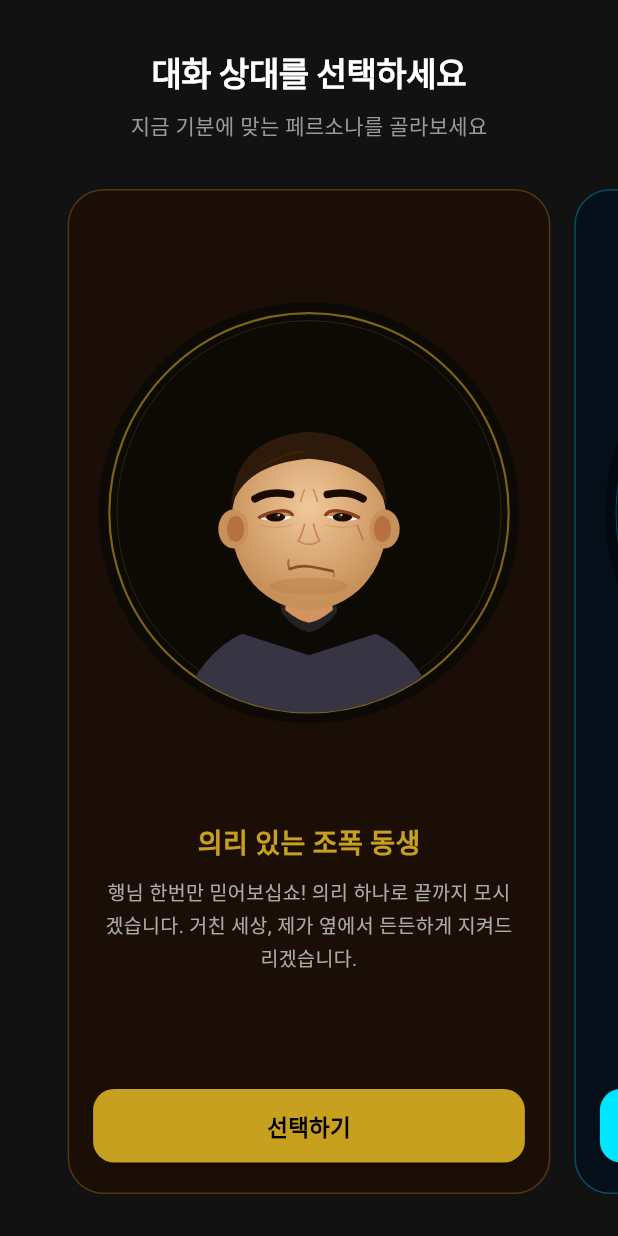
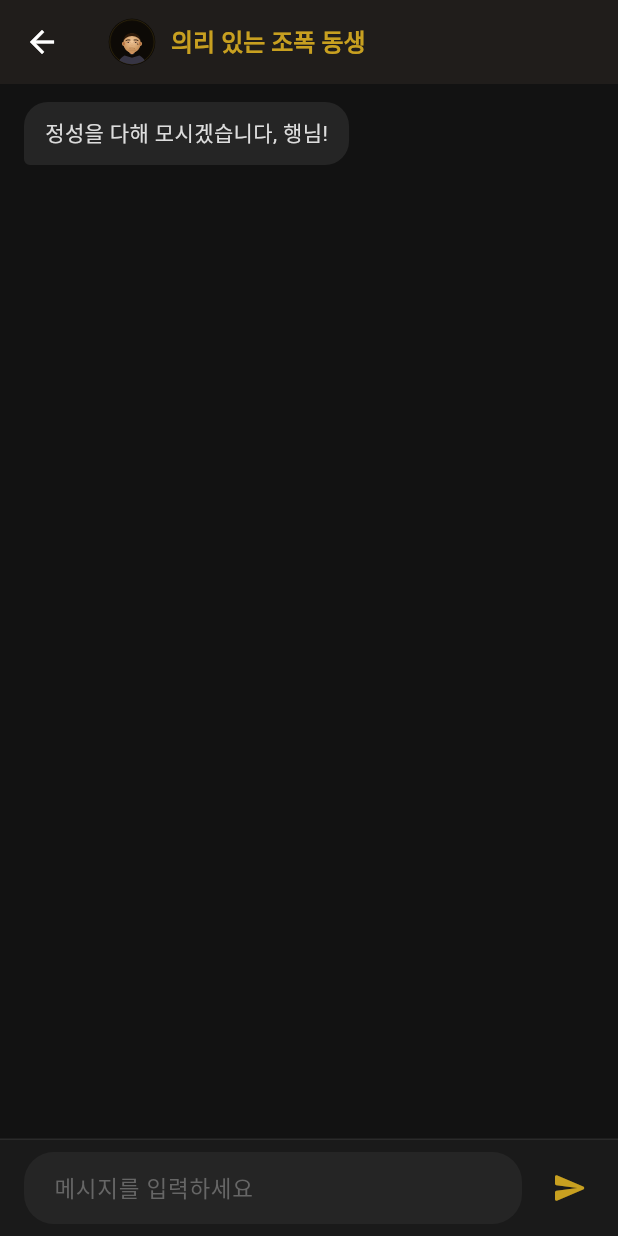
Before and after one commit to UOS0x66/emoti-place, a Flutter app: the PersonaSelectionScreen screen opened directly, after a tap on "선택하기", on a phone screen of 412 x 824 dp. Run offline on Flutter 3.47's test engine with Material 3 defaults, Android fonts, the phone set to English and light mode, and no system bars; our stand-ins replace flutter_svg, permission_handler; Roboto replaces fonts that are missing (Pretendard).

Commit message:
feat: add chat screen UI (backend not yet connected)
- Create chat screen with message bubbles, input field, and send button
- Display persona icon and name in app bar
- Add mock greeting and response per persona
- Connect persona selection "선택하기" button to chat screen
- Update auto-generated plugin registrant files

Co-Authored-By: Claude Opus 4.6 (1M context) <noreply@anthropic.com>

```diff
--- /dev/null
+++ b/frontend/lib/screens/chat_screen.dart
@@ -0,0 +1,247 @@
+import 'package:flutter/material.dart';
+import 'package:flutter_svg/flutter_svg.dart';
+
+class ChatScreen extends StatefulWidget {
+  final String personaName;
+  final String personaAsset;
+  final Color accentColor;
+
+  const ChatScreen({
+    super.key,
+    required this.personaName,
+    required this.personaAsset,
+    required this.accentColor,
+  });
+
+  @override
+  State<ChatScreen> createState() => _ChatScreenState();
+}
+
+class _ChatScreenState extends State<ChatScreen> {
+  final _messageController = TextEditingController();
+  final _scrollController = ScrollController();
+  final List<_ChatMessage> _messages = [];
+
+  @override
+  void initState() {
+    super.initState();
+    // 페르소나 첫 인사
+    _addPersonaMessage(_getGreeting());
+  }
+
+  String _getGreeting() {
+    if (widget.personaName.contains('조폭')) {
+      return '정성을 다해 모시겠습니다, 행님!';
+    } else if (widget.personaName.contains('로봇')) {
+      return '시스템 준비 완료, 당신 이야기, 수신 대기';
+    } else {
+      return '아가, 힘든 일있으믄 할미한테 속시원히 털어나';
+    }
+  }
+
+  void _addPersonaMessage(String text) {
+    setState(() {
+      _messages.add(_ChatMessage(text: text, isUser: false));
+    });
+    _scrollToBottom();
+  }
+
+  void _sendMessage() {
+    final text = _messageController.text.trim();
+    if (text.isEmpty) return;
+
+    setState(() {
+      _messages.add(_ChatMessage(text: text, isUser: true));
+    });
+    _messageController.clear();
+    _scrollToBottom();
+
+    // TODO: 백엔드 LLM API 호출 후 응답 받기
+    Future.delayed(const Duration(milliseconds: 800), () {
+      _addPersonaMessage(_getMockResponse());
+    });
+  }
+
+  String _getMockResponse() {
+    if (widget.personaName.contains('조폭')) {
+      return '행님, 저만 믿으십쇼! 제가 좋은 데 알아보겠습니다.';
+    } else if (widget.personaName.contains('로봇')) {
+      return '입력 수신. 감정 파라미터 분석 중. 잠시 대기.';
+    } else {
+      return '아이고, 그런 일이 있었구나. 할미가 다 들어줄께.';
+    }
+  }
+
+  void _scrollToBottom() {
+    WidgetsBinding.instance.addPostFrameCallback((_) {
+      if (_scrollController.hasClients) {
+        _scrollController.animateTo(
+          _scrollController.position.maxScrollExtent,
+          duration: const Duration(milliseconds: 300),
+          curve: Curves.easeOut,
+        );
+      }
+    });
+  }
+
+  @override
+  void dispose() {
+    _messageController.dispose();
+    _scrollController.dispose();
+    super.dispose();
+  }
+
+  @override
+  Widget build(BuildContext context) {
+    return Scaffold(
+      backgroundColor: const Color(0xFF121212),
+      appBar: AppBar(
+        backgroundColor: const Color(0xFF1A1A1A),
+        foregroundColor: Colors.white,
+        elevation: 1,
+        leading: IconButton(
+          icon: const Icon(Icons.arrow_back),
+          onPressed: () => Navigator.of(context).pop(),
+        ),
+        title: Row(
+          children: [
+            SizedBox(
+              width: 32,
+              height: 32,
+              child: ClipOval(
+                child: SvgPicture.asset(
+                  widget.personaAsset,
+                  fit: BoxFit.cover,
+                ),
+              ),
+            ),
+            const SizedBox(width: 10),
+            Text(
+              widget.personaName,
+              style: TextStyle(
+                fontSize: 16,
+                fontWeight: FontWeight.w600,
+                color: widget.accentColor,
+              ),
+            ),
+          ],
+        ),
+      ),
+      body: Column(
+        children: [
+          // 채팅 메시지 영역
+          Expanded(
+            child: ListView.builder(
+              controller: _scrollController,
+              padding: const EdgeInsets.symmetric(horizontal: 16, vertical: 12),
+              itemCount: _messages.length,
+              itemBuilder: (context, index) {
+                final message = _messages[index];
+                return _MessageBubble(
+                  message: message,
+                  accentColor: widget.accentColor,
+                );
+              },
+            ),
+          ),
+
+          // 입력 영역
+          Container(
+            padding: const EdgeInsets.fromLTRB(16, 8, 8, 8),
+            decoration: const BoxDecoration(
+              color: Color(0xFF1A1A1A),
+              border: Border(
+                top: BorderSide(color: Color(0xFF2A2A2A), width: 1),
+              ),
+            ),
+            child: SafeArea(
+              top: false,
+              child: Row(
+                children: [
+                  Expanded(
+                    child: TextField(
+                      controller: _messageController,
+                      style: const TextStyle(color: Colors.white, fontSize: 15),
+                      maxLines: 4,
+                      minLines: 1,
+                      decoration: InputDecoration(
+                        hintText: '메시지를 입력하세요',
+                        hintStyle: const TextStyle(color: Color(0xFF666666)),
+                        filled: true,
+                        fillColor: const Color(0xFF252525),
+                        contentPadding: const EdgeInsets.symmetric(
+                          horizontal: 16,
+                          vertical: 10,
+                        ),
+                        border: OutlineInputBorder(
+                          borderRadius: BorderRadius.circular(20),
+                          borderSide: BorderSide.none,
+                        ),
+                      ),
+                      onSubmitted: (_) => _sendMessage(),
+                    ),
+                  ),
+                  const SizedBox(width: 8),
+                  IconButton(
+                    onPressed: _sendMessage,
+                    icon: Icon(
+                      Icons.send_rounded,
+                      color: widget.accentColor,
+                    ),
+                  ),
+                ],
+              ),
+            ),
+          ),
+        ],
+      ),
+    );
+  }
+}
+
+class _ChatMessage {
+  final String text;
+  final bool isUser;
+
+  const _ChatMessage({required this.text, required this.isUser});
+}
+
+class _MessageBubble extends StatelessWidget {
+  final _ChatMessage message;
+  final Color accentColor;
+
+  const _MessageBubble({required this.message, required this.accentColor});
+
+  @override
+  Widget build(BuildContext context) {
+    return Align(
+      alignment: message.isUser ? Alignment.centerRight : Alignment.centerLeft,
+      child: Container(
+        margin: const EdgeInsets.only(bottom: 10),
+        padding: const EdgeInsets.symmetric(horizontal: 14, vertical: 10),
+        constraints: BoxConstraints(
+          maxWidth: MediaQuery.of(context).size.width * 0.75,
+        ),
+        decoration: BoxDecoration(
+          color: message.isUser
+              ? accentColor.withValues(alpha: 0.2)
+              : const Color(0xFF252525),
+          borderRadius: BorderRadius.only(
+            topLeft: const Radius.circular(16),
+            topRight: const Radius.circular(16),
+            bottomLeft: Radius.circular(message.isUser ? 16 : 4),
+            bottomRight: Radius.circular(message.isUser ? 4 : 16),
+          ),
+        ),
+        child: Text(
+          message.text,
+          style: TextStyle(
+            fontSize: 14,
+            height: 1.5,
+            color: message.isUser ? Colors.white : const Color(0xFFDDDDDD),
+          ),
+        ),
+      ),
+    );
+  }
+}
--- a/frontend/lib/screens/persona_selection_screen.dart
+++ b/frontend/lib/screens/persona_selection_screen.dart
@@ -1,5 +1,6 @@
 import 'package:flutter/material.dart';
 import 'package:flutter_svg/flutter_svg.dart';
+import 'chat_screen.dart';
 
 class PersonaSelectionScreen extends StatelessWidget {
   const PersonaSelectionScreen({super.key});
@@ -155,7 +156,15 @@ class _PersonaCard extends StatelessWidget {
                 width: double.infinity,
                 child: ElevatedButton(
                   onPressed: () {
-                    // TODO: 채팅 화면으로 이동
+                    Navigator.of(context).push(
+                      MaterialPageRoute(
+                        builder: (_) => ChatScreen(
+                          personaName: persona.name,
+                          personaAsset: persona.asset,
+                          accentColor: persona.accentColor,
+                        ),
+                      ),
+                    );
                   },
                   style: ElevatedButton.styleFrom(
                     backgroundColor: persona.accentColor,
```
